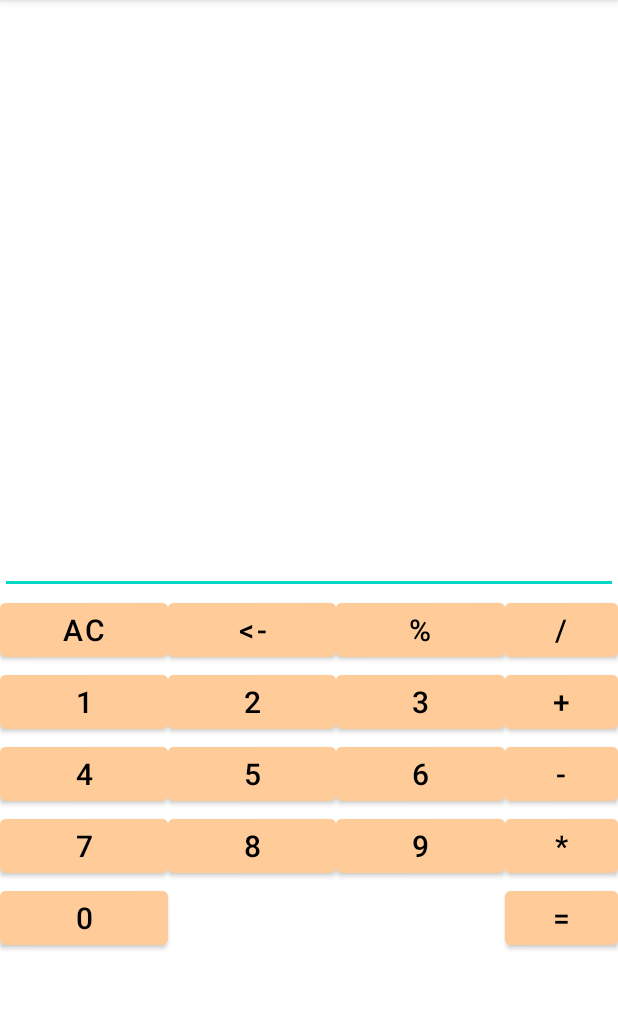
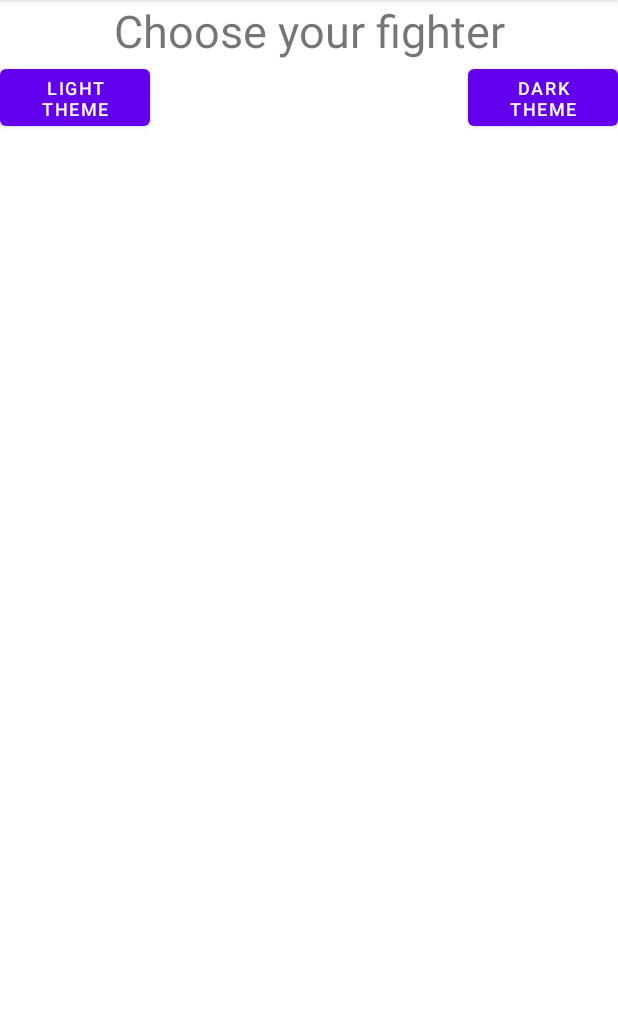
Before and after one commit to Hroar6/Android_hw, an Android app: the screen it shows after launch (MainActivity before the commit, ThemeActivity after it), on a phone screen of 412 x 824 dp, the part 84-1094 px from its top. Run offline under Robolectric (Android 15) with nearby library versions, the phone set to English and light mode, and no system bars.

Commit message:
lesson 5

```diff
--- a/app/src/main/AndroidManifest.xml
+++ b/app/src/main/AndroidManifest.xml
@@ -9,10 +9,10 @@
         android:roundIcon="@mipmap/ic_launcher_round"
         android:supportsRtl="true"
         android:theme="@style/Theme.MyApplication">
-        <activity android:name=".MainActivity">
+        <activity android:name=".MainActivity" />
+        <activity android:name=".ThemeActivity">
             <intent-filter>
                 <action android:name="android.intent.action.MAIN" />
-
                 <category android:name="android.intent.category.LAUNCHER" />
             </intent-filter>
         </activity>
--- /dev/null
+++ b/app/src/main/java/com/example/myapplication/Constants.java
@@ -0,0 +1,5 @@
+package com.example.myapplication;
+
+public class Constants {
+    final static String firstActivityDataKey = "firstActivityDataKey";
+}
--- /dev/null
+++ b/app/src/main/java/com/example/myapplication/ThemeActivity.java
@@ -0,0 +1,46 @@
+package com.example.myapplication;
+
+import android.content.Intent;
+import android.content.res.Resources;
+import android.os.Bundle;
+import android.os.PersistableBundle;
+import android.widget.Button;
+
+import androidx.annotation.Nullable;
+import androidx.appcompat.app.AppCompatActivity;
+
+public class ThemeActivity extends AppCompatActivity {
+    private Button lightThemeBtn, darkThemeBtn;
+
+    @Override
+    public void onCreate(@Nullable Bundle savedInstanceState) {
+        super.onCreate(savedInstanceState);
+        setContentView(R.layout.activity_theme);
+        findViews();
+        lightThemeBtnClick();
+        DarkThemeBtnClick();
+    }
+
+    private void findViews() {
+        lightThemeBtn = findViewById(R.id.lightThemeBtn);
+        darkThemeBtn = findViewById(R.id.darkThemeBtn);
+    }
+
+    private void lightThemeBtnClick() {
+        lightThemeBtn.setOnClickListener(v -> {
+            Intent intent = new Intent(ThemeActivity.this, MainActivity.class);
+//            int theme = R.style.Theme_MyApplication;
+//            intent.putExtra(Constants.firstActivityDataKey, theme);
+            startActivity(intent);
+        });
+    }
+
+    private void DarkThemeBtnClick() {
+        darkThemeBtn.setOnClickListener(v -> {
+            Intent intent = new Intent(ThemeActivity.this, MainActivity.class);
+            int theme = R.style.Theme_AppCompat_DayNight;
+            intent.putExtra(Constants.firstActivityDataKey, theme);
+            startActivity(intent);
+        });
+    }
+}
--- /dev/null
+++ b/app/src/main/res/layout/activity_theme.xml
@@ -0,0 +1,35 @@
+<?xml version="1.0" encoding="utf-8"?>
+<androidx.constraintlayout.widget.ConstraintLayout
+    xmlns:android="http://schemas.android.com/apk/res/android"
+    xmlns:app="http://schemas.android.com/apk/res-auto"
+    android:layout_width="match_parent"
+    android:layout_height="match_parent">
+
+    <TextView
+        android:id="@+id/textView2"
+        android:layout_width="match_parent"
+        android:layout_height="40dp"
+        android:text="Choose your fighter"
+        android:textSize="30sp"
+        app:layout_constraintTop_toTopOf="parent"
+        android:gravity="center"/>
+
+    <com.google.android.material.button.MaterialButton
+        android:id="@+id/darkThemeBtn"
+        android:layout_width="100dp"
+        android:layout_height="50dp"
+        android:text="Dark theme"
+        android:textSize="12sp"
+        app:layout_constraintEnd_toEndOf="parent"
+        app:layout_constraintTop_toBottomOf="@+id/textView2" />
+
+    <com.google.android.material.button.MaterialButton
+        android:id="@+id/lightThemeBtn"
+        android:layout_width="100dp"
+        android:layout_height="50dp"
+        android:textSize="12sp"
+        android:text="Light theme"
+        app:layout_constraintStart_toStartOf="parent"
+        app:layout_constraintTop_toTopOf="@+id/darkThemeBtn" />
+
+</androidx.constraintlayout.widget.ConstraintLayout>
```
Also changed, not shown: app/src/main/java/com/example/myapplication/MainActivity.java (+9 -1 lines), app/src/main/res/layout/activity_main_dark.xml (added, +187 -0 lines).
